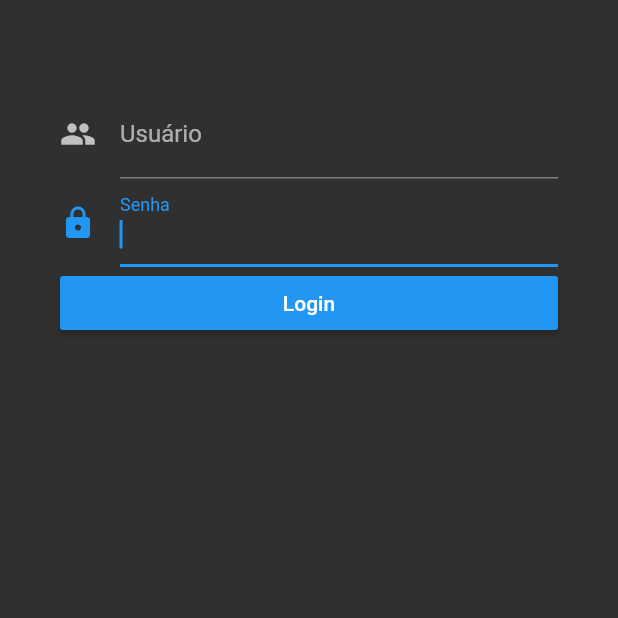
After one commit to mateusconrad/helptask, a Flutter app: the Login screen opened directly, on a phone screen of 412 x 824 dp, the top half of it. The commit adds this screen. Run offline on Flutter 3.47's test engine with Material 2 defaults, Android fonts, the light colour scheme and no system bars; our stand-ins replace charts_flutter, cloud_firestore, firebase_auth, firebase_storage, google_sign_in, image_picker; missing offline and left inert: flutter_auth_buttons, pdf_render; accounts and stored records are empty.

Commit message:
validator campo usuario

```diff
--- /dev/null
+++ b/lib/Login/loginAtendente.dart
@@ -0,0 +1,92 @@
+import 'package:cloud_firestore/cloud_firestore.dart';
+import 'package:flutter/material.dart';
+
+class Login extends StatefulWidget {
+  @override
+  _LoginState createState() => _LoginState();
+}
+
+class _LoginState extends State<Login> {
+  var focusNomeUsuario = new FocusNode();
+  var focusSenhaUsuario = new FocusNode();
+
+  TextEditingController nomeUsuario = TextEditingController();
+  TextEditingController senhaUsuario = TextEditingController();
+
+  GlobalKey<FormState> formkey = GlobalKey<FormState>();
+
+  @override
+  Widget build(BuildContext context) {
+    return Scaffold(
+
+
+        body: SingleChildScrollView(
+          padding: EdgeInsets.only(top: 60, left: 40, right: 40),
+          child: Form(
+            key: formkey,
+            child: Column(
+              crossAxisAlignment: CrossAxisAlignment.stretch,
+              mainAxisAlignment: MainAxisAlignment.center,
+              children: <Widget>[
+                TextFormField(
+                  validator: (valor) {
+                    if (valor.isEmpty) {
+                      FocusScope.of(context).requestFocus(focusNomeUsuario);
+                      return "Informe o nome";
+                    }
+                    return null;
+                  },
+                  decoration: InputDecoration(
+                      labelText: "Usuário", icon: Icon(Icons.people)),
+                  keyboardType: TextInputType.text,
+                  controller: nomeUsuario,
+                ),
+                TextFormField(
+                  focusNode: focusSenhaUsuario,
+                  autofocus: true,
+                  obscureText: true,
+                  textInputAction: TextInputAction.next,
+                  validator: (valor) {
+                    if (valor.isEmpty) {
+                      FocusScope.of(context).requestFocus(focusSenhaUsuario);
+                      return "Informe a senha";
+                    }
+                    return null;
+                  },
+                  decoration: InputDecoration(
+                      labelText: "Senha", icon: Icon(Icons.lock)),
+                  keyboardType: TextInputType.text,
+                  controller: senhaUsuario,
+                ),
+                RaisedButton(
+                    child: Text(
+                      "Login",
+                      style: TextStyle(color: Colors.white),
+                    ),
+                    color: Colors.blue,
+                    onPressed: () {
+
+                RaisedButton(
+                    child: Text(
+                      "Registrar-se",
+                      style: TextStyle(color: Colors.white),
+                    ),
+                    color: Colors.blue,
+                    onPressed: () {
+                      if (formkey.currentState.validate()) {
+                        Firestore.instance
+                            .collection("usuarios")
+                            .document()
+                            .setData({
+                          'login': nomeUsuario.text,
+                          'senha': senhaUsuario.text,
+                        });
+                        //setState(() {});
+                      }
+                    }),
+              ],
+            ),
+          ),
+        ));
+  }
+}
```
Also changed, not shown: lib/Login/loginUsuario.dart (+25 -2 lines).
